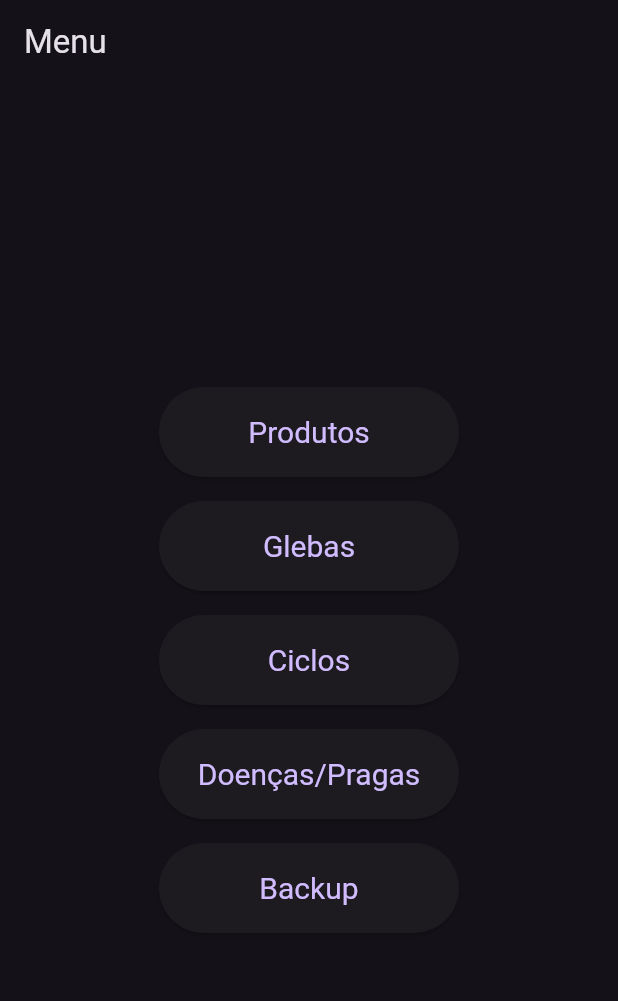
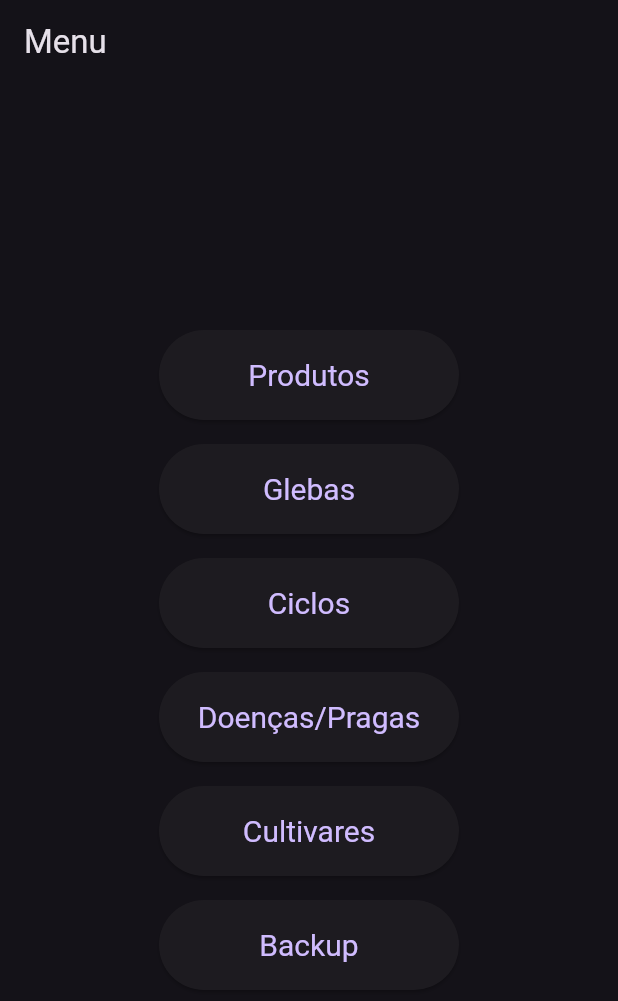
Before and after one commit to Felifet/flutter_tcc_app, a Flutter app: the screen it shows after launch, on a phone screen of 412 x 824 dp. Shown: the top 1001 px of the screen. Run offline on Flutter 3.47's test engine with Material 3 defaults, Android fonts, the phone set to English and light mode, and no system bars; our stand-ins replace sqflite; accounts and stored records are empty.

Commit message:
Add crud cultivar
Adição do Crud e das Telas e demais arquivos para a  feature cultivar

```diff
--- a/lib/main.dart
+++ b/lib/main.dart
@@ -1,16 +1,17 @@
 import 'package:flutter/material.dart';
+import 'package:flutter_tcc_app/src/screens/cultivar/cultivar_list_screen.dart';
 import 'package:flutter_tcc_app/src/screens/doencaPraga/add_doenca_praga_screen.dart';
 import 'package:flutter_tcc_app/src/screens/doencaPraga/doenca_praga_edit_screen.dart';
 import 'package:flutter_tcc_app/src/screens/doencaPraga/doenca_praga_list_screen.dart';
 import 'src/screens/menu_screen.dart';
 import 'src/screens/product/product_list_screen.dart';
 import 'src/screens/product/add_product_screen.dart';
-import 'src/screens/product/product_edit_screen.dart'; // Adicionado para edição de produtos
+import 'src/screens/product/product_edit_screen.dart';
 import 'src/screens/gleba/gleba_list_screen.dart';
 import 'src/screens/gleba/gleba_edit_screen.dart';
-import 'src/screens/ciclo/ciclo_list_screen.dart'; // Adicionado para ciclos
-import 'src/screens/ciclo/add_ciclo_screen.dart'; // Adicionado para adicionar ciclos
-import 'src/screens/ciclo/ciclo_edit_screen.dart'; // Adicionado para editar ciclos
+import 'src/screens/ciclo/ciclo_list_screen.dart';
+import 'src/screens/ciclo/add_ciclo_screen.dart';
+import 'src/screens/ciclo/ciclo_edit_screen.dart';
 
 void main() {
   runApp(const MyApp());
@@ -23,30 +24,23 @@ class MyApp extends StatelessWidget {
   Widget build(BuildContext context) {
     return MaterialApp(
       title: 'TCC App',
-      theme: ThemeData.dark(), // Define o tema do aplicativo para escuro
+      theme: ThemeData.dark(),
       initialRoute: '/',
       routes: {
         '/': (context) => const MenuScreen(),
         '/products': (context) => const ProductListScreen(),
         '/add_product': (context) => const AddProductScreen(),
-        '/edit_product': (context) =>
-            ProductEditScreen(), // Adicionado para edição de produtos
+        '/edit_product': (context) => const ProductEditScreen(),
         '/glebas': (context) => const GlebaListScreen(),
         '/add_gleba': (context) => const GlebaEditScreen(),
-        '/edit_gleba': (context) =>
-            GlebaEditScreen(), // Adicionado para edição de glebas
-        '/ciclos': (context) =>
-            const CicloListScreen(), // Adicionado para a lista de ciclos
-        '/add_ciclo': (context) =>
-            const AddCicloScreen(), // Adicionado para adicionar ciclos
-        '/edit_ciclo': (context) =>
-            const CicloEditScreen(), // Adicionado para edição de ciclos
-        '/doencas_pragas': (context) =>
-            const DoencaPragaListScreen(), // Adicionado para lista de doenças/pragas
-        '/add_doenca_praga': (context) =>
-            AddDoencaPragaScreen(), // Adicionado para adicionar doenças/pragas
-        '/edit_doenca_praga': (context) =>
-            const DoencaPragaEditScreen(), // Adicionado para edição de doenças/pragas
+        '/edit_gleba': (context) => const GlebaEditScreen(),
+        '/ciclos': (context) => const CicloListScreen(),
+        '/add_ciclo': (context) => const AddCicloScreen(),
+        '/edit_ciclo': (context) => const CicloEditScreen(),
+        '/doencas_pragas': (context) => const DoencaPragaListScreen(),
+        '/add_doenca_praga': (context) => const AddDoencaPragaScreen(),
+        '/edit_doenca_praga': (context) => const DoencaPragaEditScreen(),
+        '/cultivares': (context) => CultivarListScreen(),
       },
     );
   }
--- a/lib/src/screens/menu_screen.dart
+++ b/lib/src/screens/menu_screen.dart
@@ -13,59 +13,66 @@ class MenuScreen extends StatelessWidget {
           children: <Widget>[
             ElevatedButton(
               onPressed: () {
-                // Navegar para a tela de produtos
                 Navigator.pushNamed(context, '/products');
               },
               style: ElevatedButton.styleFrom(
                 textStyle: const TextStyle(fontSize: 20.0),
-                minimumSize: const Size(200, 60), // Tamanho mínimo do botão
+                minimumSize: const Size(200, 60),
               ),
               child: const Text('Produtos'),
             ),
-            const SizedBox(height: 16.0), // Espaçamento entre os botões
+            const SizedBox(height: 16.0),
             ElevatedButton(
               onPressed: () {
-                // Navegar para a tela de glebas
                 Navigator.pushNamed(context, '/glebas');
               },
               style: ElevatedButton.styleFrom(
                 textStyle: const TextStyle(fontSize: 20.0),
-                minimumSize: const Size(200, 60), // Tamanho mínimo do botão
+                minimumSize: const Size(200, 60),
               ),
               child: const Text('Glebas'),
             ),
-            const SizedBox(height: 16.0), // Espaçamento entre os botões
+            const SizedBox(height: 16.0),
             ElevatedButton(
               onPressed: () {
-                // Navegar para a tela de ciclos
                 Navigator.pushNamed(context, '/ciclos');
               },
               style: ElevatedButton.styleFrom(
                 textStyle: const TextStyle(fontSize: 20.0),
-                minimumSize: const Size(200, 60), // Tamanho mínimo do botão
+                minimumSize: const Size(200, 60),
               ),
               child: const Text('Ciclos'),
             ),
-            const SizedBox(height: 16.0), // Espaçamento entre os botões
+            const SizedBox(height: 16.0),
             ElevatedButton(
               onPressed: () {
-                // Navegar para a tela de ciclos
                 Navigator.pushNamed(context, '/doencas_pragas');
               },
               style: ElevatedButton.styleFrom(
                 textStyle: const TextStyle(fontSize: 20.0),
-                minimumSize: const Size(200, 60), // Tamanho mínimo do botão
+                minimumSize: const Size(200, 60),
               ),
               child: const Text('Doenças/Pragas'),
             ),
-            const SizedBox(height: 16.0), // Espaçamento entre os botões
+            const SizedBox(height: 16.0),
+            ElevatedButton(
+              onPressed: () {
+                Navigator.pushNamed(context, '/cultivares');
+              },
+              style: ElevatedButton.styleFrom(
+                textStyle: const TextStyle(fontSize: 20.0),
+                minimumSize: const Size(200, 60),
+              ),
+              child: const Text('Cultivares'),
+            ),
+            const SizedBox(height: 16.0),
             ElevatedButton(
               onPressed: () {
                 // Placeholder para funcionalidade de backup futura
               },
               style: ElevatedButton.styleFrom(
                 textStyle: const TextStyle(fontSize: 20.0),
-                minimumSize: const Size(200, 60), // Tamanho mínimo do botão
+                minimumSize: const Size(200, 60),
               ),
               child: const Text('Backup'),
             ),
```
Also changed, not shown: lib/src/controllers/cultivar_controller.dart (added, +27 -0 lines), lib/src/models/cultivar_model.dart (added, +22 -0 lines), lib/src/screens/cultivar/cultivar_edit_screen.dart (added, +89 -0 lines), lib/src/screens/cultivar/cultivar_list_screen.dart (added, +96 -0 lines), lib/src/services/cultivar_service.dart (added, +22 -0 lines), lib/src/services/db_helper.dart (+108 -2 lines).
